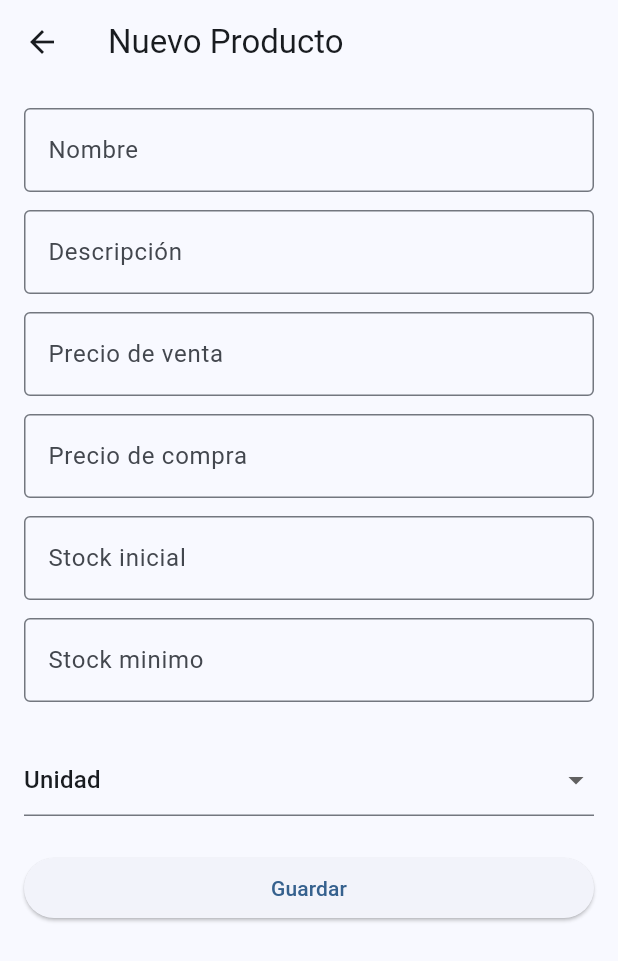
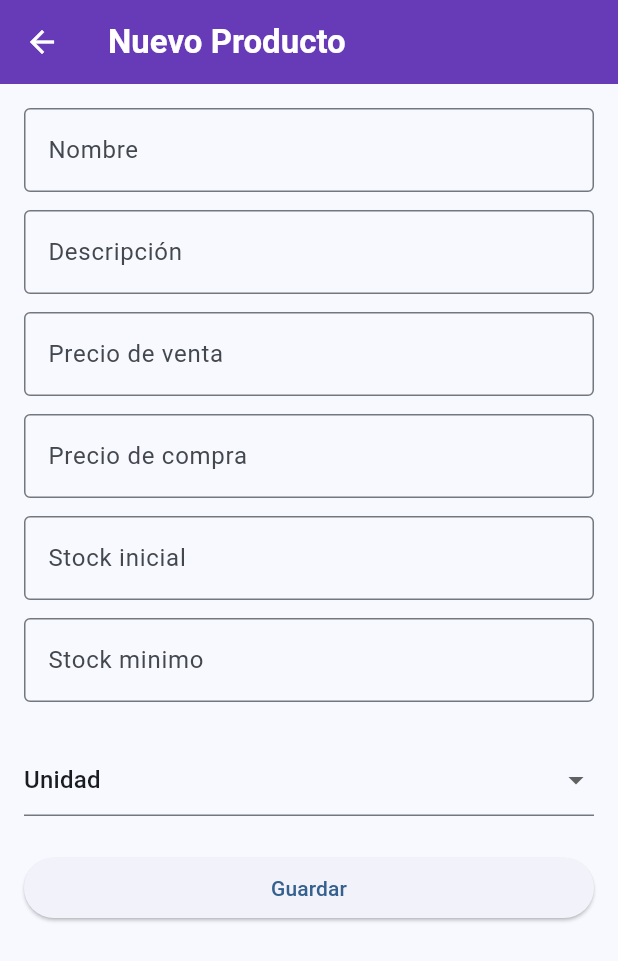
Before and after one commit to MarcosGomez66/asistente_app, a Flutter app: the StockScreen screen opened directly, after a tap on the "add" icon, on a phone screen of 412 x 824 dp. Shown: the top 961 px of the screen. Run offline on Flutter 3.47's test engine with Material 3 defaults, Android fonts, the phone set to English and light mode, and no system bars; network calls fail.

Commit message:
add stock detail screen and endpoint

```diff
--- a/lib/features/home/services/wd_service.dart
+++ b/lib/features/home/services/wd_service.dart
@@ -2,7 +2,7 @@ import 'dart:convert';
 import 'package:http/http.dart' as http;
 
 class WorkdayService {
-  static const String baseUrl = 'http://192.168.100.84:3000';
+  static const String baseUrl = 'http://192.168.100.83:3000';
 
   static Future<Map<String, dynamic>?> getCurrent() async {
     final response = await http.get(
--- a/lib/features/stock/screens/add_product_screen.dart
+++ b/lib/features/stock/screens/add_product_screen.dart
@@ -1,3 +1,4 @@
+import 'package:caja_inventario/core/theme/font_style.dart';
 import 'package:flutter/material.dart';
 import '../services/stock_service.dart';
 
@@ -34,7 +35,7 @@ class _AddProductScreenState extends State<AddProductScreen> {
           costPrice: double.parse(costPriceController.text),
           stock: double.parse(stockController.text),
           minStock: double.parse(minStockController.text),
-          unit: unit
+          unit: unit,
       );
 
       Navigator.pop(context, true);
@@ -50,7 +51,14 @@ class _AddProductScreenState extends State<AddProductScreen> {
   Widget build(BuildContext context) {
     return Scaffold(
       appBar: AppBar(
-        title: const Text('Nuevo Producto'),
+        leading: IconButton(
+          icon: const Icon(Icons.arrow_back, color: Colors.white,),
+          onPressed: () {
+            Navigator.pop(context);
+          },
+        ),
+        title: const Text('Nuevo Producto', style: titleStyle,),
+        backgroundColor: Colors.deepPurple,
       ),
       body: Padding(
         padding: const EdgeInsets.all(16),
--- a/lib/features/stock/screens/stock_screen.dart
+++ b/lib/features/stock/screens/stock_screen.dart
@@ -1,5 +1,6 @@
 import 'package:caja_inventario/core/theme/font_style.dart';
 import 'package:caja_inventario/features/stock/screens/add_product_screen.dart';
+import 'package:caja_inventario/features/stock/screens/stock_detail_screen.dart';
 import 'package:flutter/material.dart';
 import '../models/product_model.dart';
 import '../services/stock_service.dart';
@@ -26,6 +27,25 @@ class _StockScreenState extends State<StockScreen> {
       appBar: AppBar(
         title: const Text('Productos', style: titleStyle,),
         backgroundColor: Colors.deepPurple,
+        actions: [
+          Padding(
+            padding: const EdgeInsets.only(right: 8.0),
+            child: CircleAvatar(
+              backgroundColor: Colors.white,
+              child: IconButton(
+                icon: const Icon(Icons.add, color: Colors.deepPurple,),
+                onPressed: () {
+                  Navigator.push(
+                    context,
+                    MaterialPageRoute(
+                      builder: (_) => const AddProductScreen()
+                    )
+                  );
+                },
+              ),
+            ),
+          )
+        ],
       ),
       body: FutureBuilder<List<ProductModel>>(
         future: productsFuture,
@@ -49,7 +69,7 @@ class _StockScreenState extends State<StockScreen> {
           return ListView.separated(
             padding: const EdgeInsets.all(12),
             itemCount: products.length,
-            separatorBuilder: (_, __) => const SizedBox(height: 8,),
+            separatorBuilder: (_, _) => const SizedBox(height: 8,),
             itemBuilder: (context, index) {
               final product = products[index];
               final isLowStock = product.stock <= product.minStock;
@@ -65,7 +85,11 @@ class _StockScreenState extends State<StockScreen> {
                   ),
                   trailing: isLowStock ? const Icon(Icons.warning) : null,
                   onTap: () {
-                    //ir a detalles
+                    Navigator.push(
+                      context,
+                      MaterialPageRoute(builder: (_) => ProductDetailScreen(productId: product.id,)
+                      )
+                    );
                   },
                 ),
               );
@@ -73,22 +97,6 @@ class _StockScreenState extends State<StockScreen> {
           );
         },
       ),
-      floatingActionButton: FloatingActionButton(
-        onPressed: () async {
-          final result = await Navigator.push(
-            context,
-            MaterialPageRoute(
-              builder: (_) => const AddProductScreen(),
-            ),
-          );
-          if (result == true) {
-            setState(() {
-              productsFuture = StockService.getProducts();
-            });
-          }
-        },
-        child: Icon(Icons.add),
-      ),
     );
   }
 }
```
Also changed, not shown: lib/features/stock/screens/stock_detail_screen.dart (added, +83 -0 lines), lib/features/stock/services/stock_service.dart (+21 -4 lines), lib/navigation/main_layout.dart (+36 -2 lines), 2 other files.
